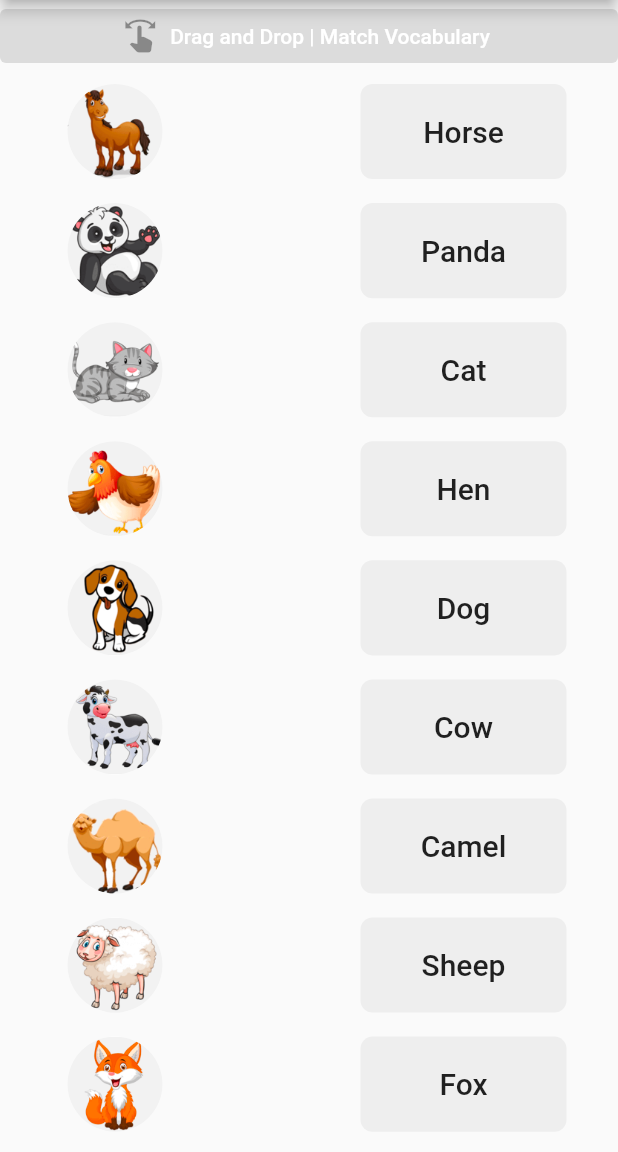
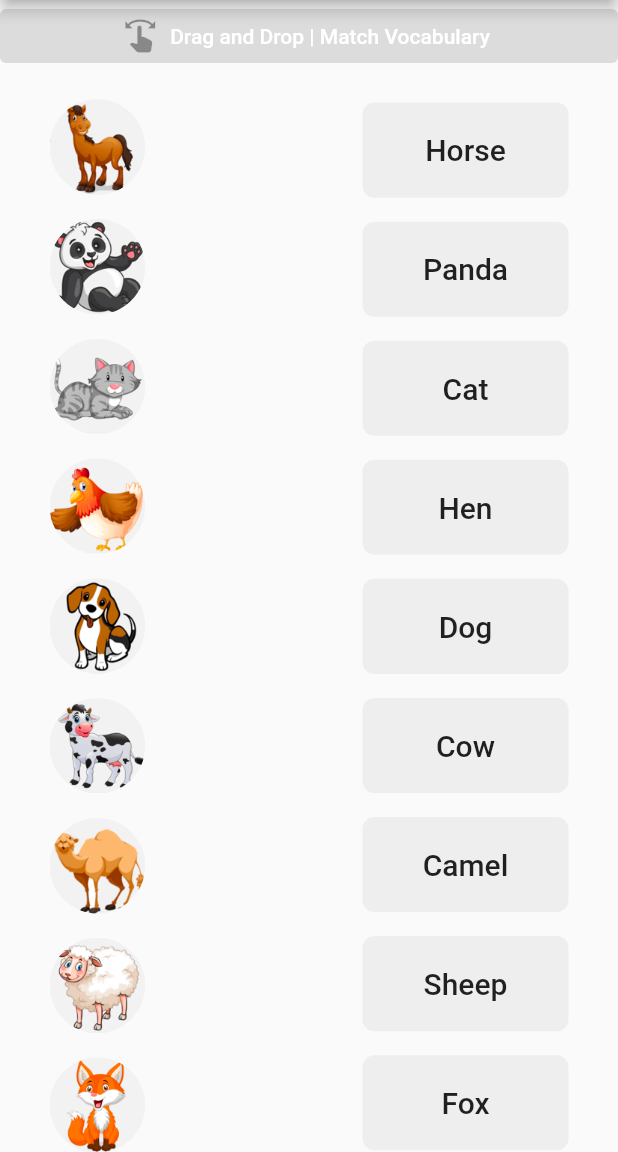
Before and after one commit to metaspook/vocamatch, a Flutter app: the screen it shows after launch, on a phone screen of 412 x 824 dp, the part 84-1236 px from its top. Run offline on Flutter 3.47's test engine with Material 2 defaults, Android fonts, the light colour scheme and no system bars; our stand-ins replace audioplayers.

Commit message:
Update home_page

```diff
--- a/lib/pages/home.dart
+++ b/lib/pages/home.dart
@@ -11,17 +11,17 @@ class HomePage extends StatefulWidget {
 }
 
 class _HomePageState extends State<HomePage> {
-  var player = AudioCache(prefix: "assets/audio/");
+  final AudioCache player = AudioCache(prefix: "assets/audio/");
   late List<ItemModel> items;
   late List<ItemModel> items2;
   late int score;
+  late int fullScore;
   late bool gameOver;
   late String appBarText;
 
-  initGame() {
-    // gameOver = false;
+  initGameState() {
     score = 0;
-    appBarText = '';
+    appBarText = 'VocaMatch';
     items = [
       ItemModel(value: 'lion', name: 'Lion', img: 'assets/images/lion.png'),
       ItemModel(value: 'panda', name: 'Panda', img: 'assets/images/panda.png'),
@@ -35,7 +35,7 @@ class _HomePageState extends State<HomePage> {
       ItemModel(value: 'cow', name: 'Cow', img: 'assets/images/cow.png'),
     ];
     items2 = List<ItemModel>.from(items);
-
+    fullScore = items.length * 10;
     items.shuffle();
     items2.shuffle();
   }
@@ -43,19 +43,13 @@ class _HomePageState extends State<HomePage> {
   @override
   void initState() {
     super.initState();
-    initGame();
+    initGameState();
   }
 
   @override
   Widget build(BuildContext context) {
     // Pre-conditions before retun widgets
     gameOver = items.isEmpty;
-    appBarText = score != 0
-        ? 'Score: $score'
-        : gameOver
-            ? 'Game Over'
-            : 'VocaMatch';
-
     return Scaffold(
       appBar: AppBar(
           backgroundColor: Theme.of(context).colorScheme.secondary,
@@ -66,18 +60,14 @@ class _HomePageState extends State<HomePage> {
                   .headline4!
                   .copyWith(color: Colors.white70))),
       body: Column(
-        // crossAxisAlignment: CrossAxisAlignment.center,
         children: [
           Row(
-            // mainAxisSize: MainAxisSize.max,
-            // mainAxisAlignment: MainAxisAlignment.spaceEvenly,
-            // crossAxisAlignment: CrossAxisAlignment.stretch,
             children: [
               Expanded(
                 child: ElevatedButton.icon(
                     onPressed: null,
-                    icon: Icon(Icons.swipe),
-                    label: Text(
+                    icon: const Icon(Icons.swipe),
+                    label: const Text(
                       'Drag and Drop | Match Vocabulary',
                       style: TextStyle(color: Colors.white),
                     )),
@@ -86,88 +76,88 @@ class _HomePageState extends State<HomePage> {
           ),
           Expanded(
             child: ListView(
-              // padding: EdgeInsets.all(8),
-              // mainAxisAlignment: MainAxisAlignment.center,
-              // crossAxisAlignment: CrossAxisAlignment.center,
+              padding: const EdgeInsets.symmetric(horizontal: 25, vertical: 10),
               children: [
                 if (!gameOver) ...[
                   Row(
+                    mainAxisAlignment: MainAxisAlignment.spaceBetween,
                     children: [
-                      // Spacer(),
                       Column(
                         children: items.map((item) {
                           return Container(
-                            height: MediaQuery.of(context).size.width / 6.5,
-                            width: MediaQuery.of(context).size.width / 3,
-                            margin: EdgeInsets.all(8),
+                            margin: const EdgeInsets.all(8),
                             child: Draggable<ItemModel>(
                               data: item,
                               childWhenDragging: CircleAvatar(
                                 backgroundColor: Colors.white,
-                                backgroundImage: AssetImage(item.img),
-
-                                // radius: 50,
-                              ),
-                              feedback: CircleAvatar(
-                                backgroundColor: Colors.white,
-                                backgroundImage: AssetImage(item.img),
-                                // radius: 30,
-                              ),
-                              child: CircleAvatar(
-                                backgroundColor: Colors.white,
-                                // backgroundImage: AssetImage(item.img),
                                 child: ClipOval(
                                   child: Image.asset(
                                     item.img,
                                     fit: BoxFit.cover,
                                   ),
                                 ),
-                                // radius: 100,
+                                radius: MediaQuery.of(context).size.width *
+                                    0.076 *
+                                    1.75,
+                              ),
+                              feedback: CircleAvatar(
+                                backgroundColor: Colors.white,
+                                child: ClipOval(
+                                  child: Image.asset(
+                                    item.img,
+                                    fit: BoxFit.cover,
+                                  ),
+                                ),
+                                radius:
+                                    MediaQuery.of(context).size.width * 0.0775,
+                              ),
+                              child: CircleAvatar(
+                                backgroundColor: Colors.white,
+                                child: ClipOval(
+                                  child: Image.asset(
+                                    item.img,
+                                    fit: BoxFit.cover,
+                                  ),
+                                ),
+                                radius:
+                                    MediaQuery.of(context).size.width * 0.0775,
                               ),
                             ),
                           );
-                        }).toList(),
+                        }).toList(growable: false),
                       ),
-                      Spacer(flex: 3),
                       Column(
                         children: items2.map((item) {
                           return DragTarget<ItemModel>(
                             onAccept: (receivedItem) {
                               if (item.value == receivedItem.value) {
-                                score += 10;
-                                setState(() {
+                                item.accepting = false;
+                                player.play('true.wav');
                                 items.remove(receivedItem);
                                 items2.remove(item);
-
-                                  if (items.isEmpty && items2.isEmpty) {
-                                    initGame();
-                                    _showDialog('hello', null, 'gg');
+                                setState(() => score += 10);
+                                if (items.isEmpty) {
+                                  _showDialog(
+                                    title: '📣 Game Over 📣',
+                                    subtitle: generateResult(),
+                                  );
                                 }
-                                });
-                                item.accepting = false;
-
-                                player.play('true.wav');
                               } else {
-                                setState(() {
-                                  score -= 5;
                                 item.accepting = false;
                                 player.play('false.wav');
-                                });
+                                setState(() => score -= 5);
                               }
+                              appBarText = 'Score: $score/$fullScore';
                             },
                             onWillAccept: (receivedItem) {
-                              setState(() {
-                                item.accepting = true;
-                              });
+                              setState(() => item.accepting = true);
                               return true;
                             },
                             onLeave: (receivedItem) {
-                              setState(() {
-                                item.accepting = false;
-                              });
+                              setState(() => item.accepting = false);
                             },
-                            builder: (context, acceptedItems, rejectedItems) =>
-                                Container(
+                            builder: (context, acceptedItems, rejectedItems) {
+                              return Container(
                                 decoration: BoxDecoration(
                                   borderRadius: BorderRadius.circular(8),
                                   color: item.accepting
@@ -175,48 +165,20 @@ class _HomePageState extends State<HomePage> {
                                       : Colors.grey[200],
                                 ),
                                 alignment: Alignment.center,
-                                    height:
-                                        MediaQuery.of(context).size.width / 6.5,
-                                    width:
-                                        MediaQuery.of(context).size.width / 3,
+                                height: MediaQuery.of(context).size.width / 6.5,
+                                width: MediaQuery.of(context).size.width / 3,
                                 margin: EdgeInsets.all(8),
-                                    child: Text(
-                                      item.name,
+                                child: Text(item.name,
                                     style:
-                                          Theme.of(context).textTheme.headline6,
-                                    )),
+                                        Theme.of(context).textTheme.headline6),
                               );
-                        }).toList(),
+                            },
+                          );
+                        }).toList(growable: false),
                       ),
-                      Spacer(),
                     ],
                   ),
                 ],
-                // if (gameOver)
-                // Center(
-                //   child: Column(
-                //     // mainAxisAlignment: MainAxisAlignment.center,
-                //     // crossAxisAlignment: CrossAxisAlignment.center,
-                //     children: [
-                //       Text(
-                //         result(),
-                //         textAlign: TextAlign.center,
-                //         style: Theme.of(context).textTheme.headline3,
-                //       ),
-                //       ElevatedButton.icon(
-                //           onPressed: () {
-                //             setState(() {
-                //               initGame();
-                //             });
-                //           },
-                //           icon: Icon(Icons.refresh),
-                //           label: Text(
-                //             'New Game',
-                //             style: TextStyle(color: Colors.white),
-                //           ))
-                //     ],
-                //   ),
-                // ),
               ],
             ),
           ),
@@ -225,32 +187,31 @@ class _HomePageState extends State<HomePage> {
     );
   }
 
-  //Functions:
-
-  String result() {
-    if (score == 100) {
+  //Methods:
+  String generateResult() {
+    if (score == fullScore) {
       player.play('success.wav');
       return 'Awesome!';
     } else {
       player.play('try_again.wav');
-      return 'Play again to get better score';
+      return 'Try again';
     }
   }
 
-  void _showDialog([String? title, String? image, String? name]) {
+  void _showDialog({required String title, required String subtitle}) {
     showDialog(
+      barrierDismissible: false,
       context: context,
       builder: (BuildContext context) {
         return AlertDialog(
-              shape: RoundedRectangleBorder(
-                  borderRadius: BorderRadius.circular(15)),
-              // elevation: 15,
+          shape:
+              RoundedRectangleBorder(borderRadius: BorderRadius.circular(15)),
           backgroundColor:
-                  Theme.of(context).scaffoldBackgroundColor.withOpacity(0.75),
+              Theme.of(context).scaffoldBackgroundColor.withOpacity(0.90),
           title: Column(
             children: [
               Text(
-                    title!,
+                title,
                 style: const TextStyle(
                   fontSize: 25,
                 ),
@@ -260,27 +221,14 @@ class _HomePageState extends State<HomePage> {
               CustomDivider(),
             ],
           ),
-              content: Column(
-                mainAxisSize: MainAxisSize.min,
-                children: [
-                  if (image != null)
-                    Image.asset(
-                      image,
-                      // fit: BoxFit.scaleDown,
-                      // height: 150,
-                      // width: 150,
-                    ),
-                  Text(
-                    name!,
-                    style: const TextStyle(
-                        fontSize: 32, fontWeight: FontWeight.w500),
-                  )
-                ],
-              ),
+          content: Text(subtitle,
+              textAlign: TextAlign.center,
+              style: Theme.of(context).textTheme.headline3),
           actions: [
             GestureDetector(
               onTap: () {
                 Navigator.of(context).pop();
+                setState(() => initGameState());
               },
               child: Container(
                 padding:
@@ -292,9 +240,9 @@ class _HomePageState extends State<HomePage> {
                 child: const Text('OK', style: TextStyle(fontSize: 18)),
               ),
             ),
-              ]
-              // ),
+          ],
         );
-        });
+      },
+    );
   }
 }
```
Lines whose indentation alone changed are shown as unchanged.
